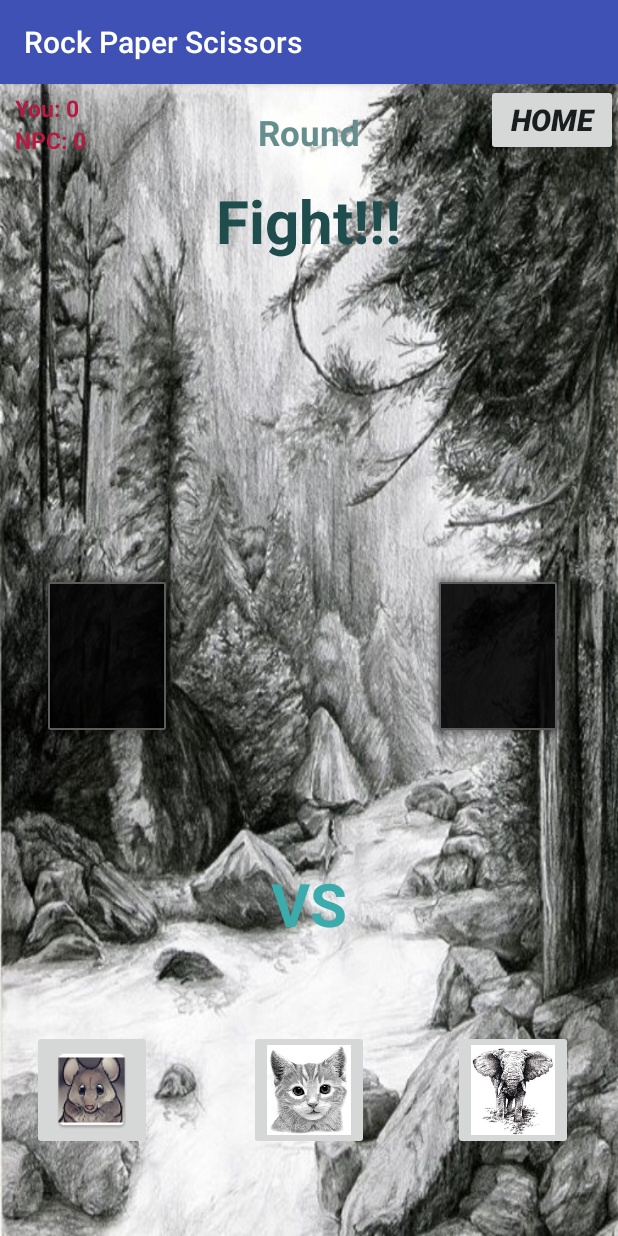
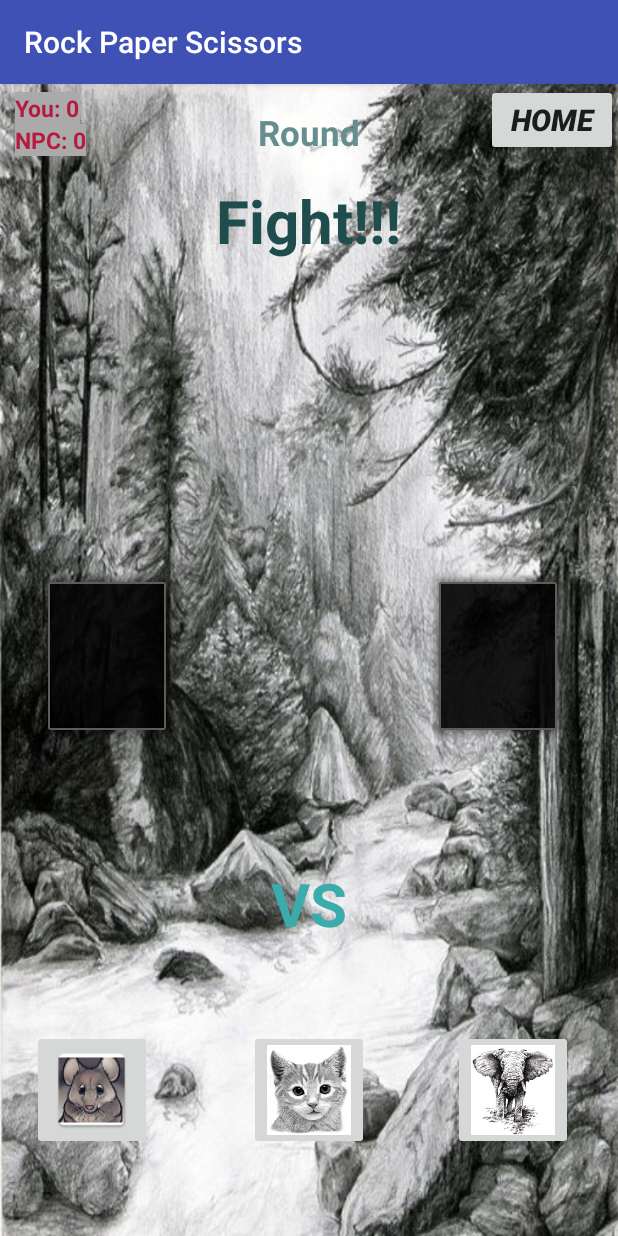
Before and after one commit to JacksonHoang/RockPaperScissors, an Android app: the PlayActivity screen opened directly, with no data from a screen before it, on a phone screen of 412 x 824 dp. Run offline under Robolectric (Android 15) with nearby library versions, the light colour scheme and no system bars.

Commit message:
commit 4

```diff
--- a/app/src/main/res/layout/activity_play.xml
+++ b/app/src/main/res/layout/activity_play.xml
@@ -132,6 +132,7 @@
         android:textColorHighlight="#161515"
         android:textSize="15dp"
         android:textStyle="bold"
+        android:background="@android:color/darker_gray"
 
         android:layout_width="wrap_content"
         android:layout_height="wrap_content"
@@ -146,6 +147,7 @@
         android:textColorHighlight="#161515"
         android:textSize="15dp"
         android:textStyle="bold"
+        android:background="@android:color/darker_gray"
 
         android:layout_width="wrap_content"
         android:layout_height="wrap_content"
```
